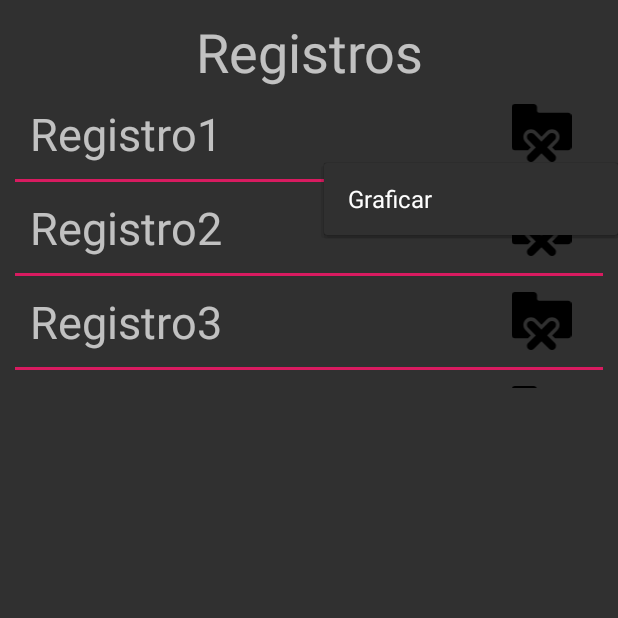
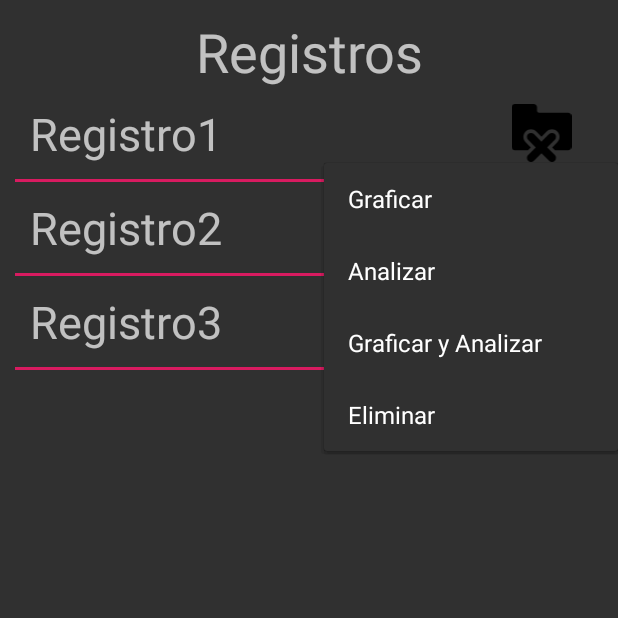
Before and after one commit to AlfredoArmenta/APPSTRESS, an Android app: the fragment FragmentRegistro shown on its own in the app's theme, after a tap on an icon or button, on a phone screen of 412 x 824 dp, the top half of it. Run offline under Robolectric (Android 15) with nearby library versions, the phone set to English and light mode, and no system bars.

Commit message:
Menú funcionando.

```diff
--- a/app/src/main/java/com/example/estres2/ui/registros/FragmentRegistro.java
+++ b/app/src/main/java/com/example/estres2/ui/registros/FragmentRegistro.java
@@ -24,6 +24,7 @@ public class FragmentRegistro extends Fragment {
     private RecyclerView mRecyclerView;
     private RecyclerView.Adapter mAdapter;
     private RecyclerView.LayoutManager mLayaoutManager;
+    ArrayList<ListaRegistro> lRegistro = new ArrayList<>();
     private Drawable mDivider;
 
 
@@ -40,8 +41,6 @@ public class FragmentRegistro extends Fragment {
     public View onCreateView(LayoutInflater inflater, ViewGroup container,
                              Bundle savedInstanceState) {
         // Inflate the layout for this fragment
-        ArrayList<ListaRegistro> lRegistro = new ArrayList<>();
-
         lRegistro.add(new ListaRegistro("Registro1", R.drawable.ic_sin_registro));
         lRegistro.add(new ListaRegistro("Registro2", R.drawable.ic_sin_registro));
         lRegistro.add(new ListaRegistro("Registro3", R.drawable.ic_sin_registro));
--- a/app/src/main/java/com/example/estres2/ui/registros/ListaRegistroAdapter.java
+++ b/app/src/main/java/com/example/estres2/ui/registros/ListaRegistroAdapter.java
@@ -1,6 +1,5 @@
 package com.example.estres2.ui.registros;
 
-import android.annotation.SuppressLint;
 import android.content.Context;
 import android.util.Log;
 import android.view.LayoutInflater;
@@ -12,12 +11,14 @@ import android.widget.PopupMenu;
 import android.widget.TextView;
 import android.widget.Toast;
 
+import androidx.annotation.NonNull;
 import androidx.recyclerview.widget.RecyclerView;
 import com.example.estres2.R;
 import java.util.ArrayList;
-import static java.sql.DriverManager.println;
 
 public class ListaRegistroAdapter extends RecyclerView.Adapter<ListaRegistroAdapter.ListaRegistroViewHolder> {
+
+    private int position;
     private Context mContext;
     private static ArrayList<ListaRegistro> mExampleList;
 
@@ -28,6 +29,7 @@ public class ListaRegistroAdapter extends RecyclerView.Adapter<ListaRegistroAdap
             this.mContext = mContext;
     }
 
+    @NonNull
     @Override
     public ListaRegistroViewHolder onCreateViewHolder(ViewGroup parent, int viewType) {
         View v = LayoutInflater.from(parent.getContext()).inflate(R.layout.lista_registros, parent, false);
@@ -39,7 +41,7 @@ public class ListaRegistroAdapter extends RecyclerView.Adapter<ListaRegistroAdap
         ListaRegistro currentRegistro = mExampleList.get(position);
         holder.registroImagen.setImageResource(currentRegistro.getImagenEliminar());
         holder.registroTexto.setText(currentRegistro.getNombreRegistro());
-        holder.registroImagen.setOnClickListener(new View.OnClickListener() {
+        /*holder.registroImagen.setOnClickListener(new View.OnClickListener() {
             @Override
             public void onClick(View v) {
 
@@ -51,17 +53,18 @@ public class ListaRegistroAdapter extends RecyclerView.Adapter<ListaRegistroAdap
                 popup.setOnMenuItemClickListener(new PopupMenu.OnMenuItemClickListener() {
                     @Override
                     public boolean onMenuItemClick(MenuItem item) {
-                        Toast.makeText(mContext, "Hola",Toast.LENGTH_LONG).show();
                         switch (item.getItemId()) {
                             case R.id.action_graficar:
                                 //handle menu1 click
-                                Log.d(TAG, "onMenuItemClick: action_graficar");
+                                Toast.makeText(mContext, "Estoy en graficar",Toast.LENGTH_LONG).show();
                                 break;
                             case R.id.action_analizar:
                                 //handle menu2 click
+                                Toast.makeText(mContext, "Estoy en analizar",Toast.LENGTH_LONG).show();
                                 break;
                             case R.id.action_ambas:
                                 //handle menu3 click
+                                Toast.makeText(mContext, "Estoy en ambas",Toast.LENGTH_LONG).show();
                                 break;
                         }
                         return false;
@@ -70,7 +73,7 @@ public class ListaRegistroAdapter extends RecyclerView.Adapter<ListaRegistroAdap
                 //displaying the popup
                 popup.show();
             }
-        });
+        });*/
     }
 
     @Override
@@ -78,8 +81,8 @@ public class ListaRegistroAdapter extends RecyclerView.Adapter<ListaRegistroAdap
         return mExampleList.size();
     }
 
-    //class ListaRegistroViewHolder extends RecyclerView.ViewHolder implements View.OnClickListener, PopupMenu.OnMenuItemClickListener {
-    class ListaRegistroViewHolder extends RecyclerView.ViewHolder {
+    class ListaRegistroViewHolder extends RecyclerView.ViewHolder implements View.OnClickListener, PopupMenu.OnMenuItemClickListener {
+    //class ListaRegistroViewHolder extends RecyclerView.ViewHolder {
         public TextView registroTexto;
         public ImageView registroImagen;
 
@@ -87,13 +90,14 @@ public class ListaRegistroAdapter extends RecyclerView.Adapter<ListaRegistroAdap
             super(itemView);
             registroTexto = itemView.findViewById(R.id.RVText_View);
             registroImagen = itemView.findViewById(R.id.RVEliminar);
-            //registroImagen.setOnClickListener(this);
+            registroImagen.setOnClickListener(this);
         }
-        /*
+
         @Override
         public void onClick(View v) {
             //println("OnClick: " + getAdapterPosition());
             Log.d(TAG, "onClick: " + getAdapterPosition());
+            position = getAdapterPosition();
             showPopupMenu(v);
         }
 
@@ -110,26 +114,25 @@ public class ListaRegistroAdapter extends RecyclerView.Adapter<ListaRegistroAdap
             Log.d(TAG, "Entro al onMenuItemClick");
             switch (item.getItemId()){
                 case R.id.action_graficar:
+                    Toast.makeText(mContext, "Estoy en Graficar",Toast.LENGTH_LONG).show();
                     Log.d(TAG, "onMenuItemClick: action_graficar");
                     return true;
                 case R.id.action_analizar:
+                    Toast.makeText(mContext, "Estoy en Analizar",Toast.LENGTH_LONG).show();
                     Log.d(TAG, "onMenuItemClick: action_analizar");
                     return true;
                 case R.id.action_ambas:
+                    Toast.makeText(mContext, "Estoy en Graficar y Analizar",Toast.LENGTH_LONG).show();
                     Log.d(TAG, "onMenuItemClick: action_graficar y analizar");
                     return true;
                 case R.id.action_eliminar:
+                    Toast.makeText(mContext, "Estoy en Eliminar",Toast.LENGTH_LONG).show();
                     Log.d(TAG, "onMenuItemClick: action_eliminar");
-                    mExampleList.remove(getAdapterPosition());
+                    Log.d(TAG, "onClick: " + position);
                     return true;
                 default: Log.d(TAG, "Default");
                     return false;
             }
-        }*/
-    }
-
-    private static void Eliminar(int registro){
-        Log.d(TAG, "onClick: " + registro);
-        mExampleList.remove(registro);
+        }
     }
 }
--- a/app/src/main/res/menu/menu_registros.xml
+++ b/app/src/main/res/menu/menu_registros.xml
@@ -1,39 +1,26 @@
 <?xml version="1.0" encoding="utf-8"?>
 <menu
     xmlns:android="http://schemas.android.com/apk/res/android"
-    xmlns:app="http://schemas.android.com/apk/res-auto"
     xmlns:tools="http://schemas.android.com/tools"
     tools:context=".ui.registros.FragmentRegistro">
 
     <item
         android:id="@+id/action_graficar"
         android:orderInCategory="100"
-        android:title="@string/graficar"
-        android:onClick="Graficar"
-        app:showAsAction="never"
-        />
+        android:title="@string/graficar" />
 
     <item
         android:id="@+id/action_analizar"
         android:orderInCategory="100"
-        android:title="@string/analizar"
-        android:onClick="Analizar"
-        app:showAsAction="never"
-        />
+        android:title="@string/analizar"/>
 
     <item
         android:id="@+id/action_ambas"
         android:orderInCategory="100"
-        android:title="@string/graficar_y_analizar"
-        android:onClick="Graficar_Analizar"
-        app:showAsAction="never"
-        />
+        android:title="@string/graficar_y_analizar"/>
 
     <item
         android:id="@+id/action_eliminar"
         android:orderInCategory="100"
-        android:title="@string/eliminar"
-        android:onClick="Eliminar_Registro"
-        app:showAsAction="never"
-        />
+        android:title="@string/eliminar"/>
 </menu>
```
Also changed, not shown: app/src/main/java/com/example/estres2/MenuPrincipal.java (+4 -13 lines).
